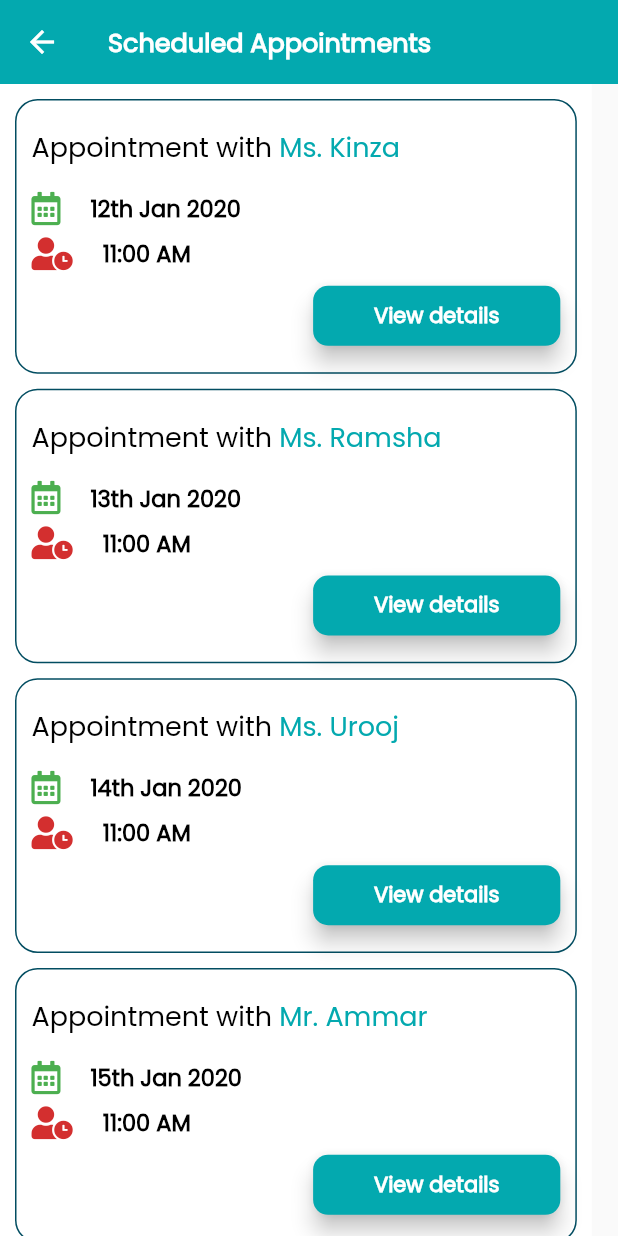
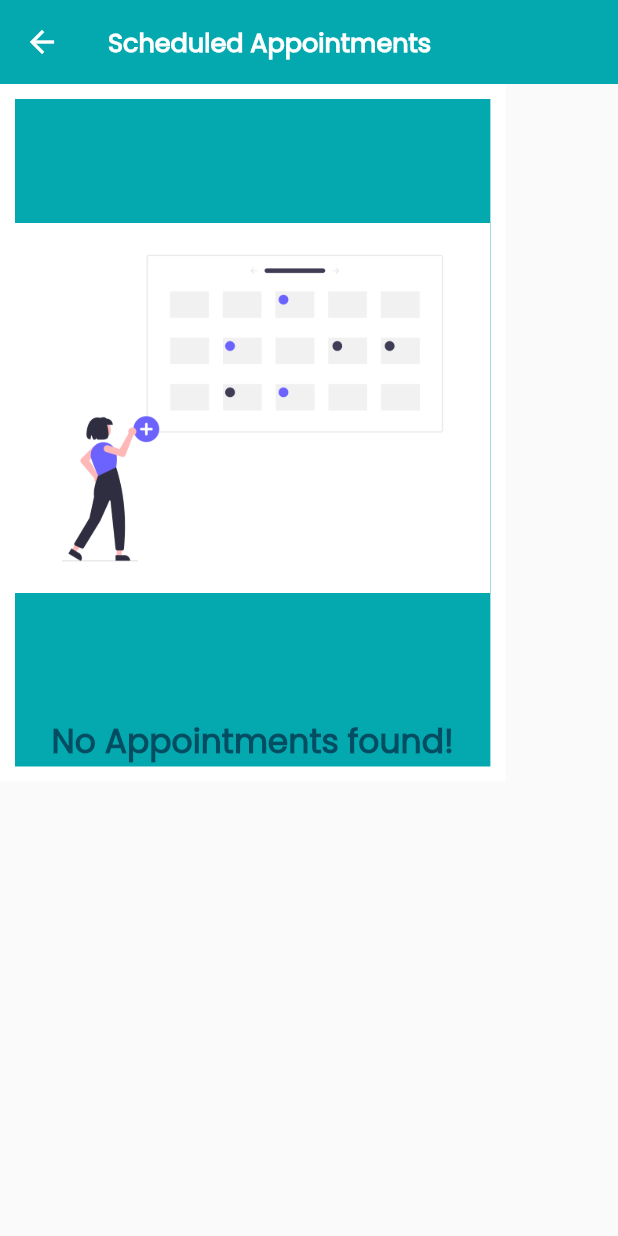
Before and after one commit to rzaheer/Rehnuma-Mentor, a Flutter app: the MentorScheduledAppointments screen opened directly, on a phone screen of 412 x 824 dp. Run offline on Flutter 3.47's test engine with Material 2 defaults, Android fonts, the phone set to English and light mode, and no system bars; our stand-ins replace cloud_firestore, email_validator, firebase_auth, firebase_core, fluttertoast, font_awesome_flutter and 2 more; accounts and stored records are empty; statements that could not run were skipped.

```diff
--- a/lib/CustomWidgets/Appointmentcard.dart
+++ b/lib/CustomWidgets/Appointmentcard.dart
@@ -1,6 +1,8 @@
 import 'package:rehnuma_mentor/Global.dart';
 import 'package:flutter/material.dart';
 import 'package:font_awesome_flutter/font_awesome_flutter.dart';
+import 'package:rehnuma_mentor/Screens/Mentor/MentorHome/Mentorscheduledapp.dart/appointmentDetails.dart';
+import 'package:rehnuma_mentor/models/appointmentModel.dart';
 
 class CustomCard extends StatelessWidget {
   const CustomCard({
@@ -8,10 +10,12 @@ class CustomCard extends StatelessWidget {
     @required this.docname,
     @required this.dateDay,
     @required this.time,
+    @required this.appModel
   }) : super(key: key);
   final String docname;
   final String dateDay;
   final String time;
+  final AppointmentModel appModel;
 
   @override
   Widget build(BuildContext context) {
@@ -80,7 +84,7 @@ class CustomCard extends StatelessWidget {
                 width: 20,
               ),
               Text(
-                dateDay,
+                "starting Time: $dateDay",
                 style: TextStyle(
                     color: Colors.black,
                     fontSize: 15,
@@ -106,7 +110,7 @@ class CustomCard extends StatelessWidget {
                 width: 20,
               ),
               Text(
-                time,
+                "ending Time: $time",
                 style: TextStyle(
                     color: Colors.black,
                     fontSize: 15,
@@ -138,13 +142,13 @@ class CustomCard extends StatelessWidget {
                   elevation: 6,
                   color: primaryColor,
                   // padding: const EdgeInsets.all(8.0),
-                  onPressed: () {},
-                  /*   {
+                  onPressed: ()
+                   {
                     Navigator.push(
                         context,
                         MaterialPageRoute(
-                            builder: (context) => AppointmentDetails()));
-                  }, */
+                            builder: (context) => AppointmentDetails(appointment: appModel,)));
+                  },
                   child: Text(
                     'View details',
                     style: TextStyle(
--- a/lib/Screens/Mentor/MentorHome/Mentorscheduledapp.dart/mentorscheduleapp.dart
+++ b/lib/Screens/Mentor/MentorHome/Mentorscheduledapp.dart/mentorscheduleapp.dart
@@ -1,5 +1,10 @@
 import 'package:flutter/material.dart';
+import 'package:provider/provider.dart';
 import 'package:rehnuma_mentor/CustomWidgets/Appointmentcard.dart';
+import 'package:rehnuma_mentor/Screens/Mentor/MentorHome/Mentorscheduledapp.dart/noAppointmentFound.dart';
+import 'package:rehnuma_mentor/models/appointmentModel.dart';
+import 'package:rehnuma_mentor/services/Providers/MentorProvider.dart';
+import 'package:rehnuma_mentor/services/firebase_api.dart';
 
 import '../../../../Global.dart';
 
@@ -11,6 +16,28 @@ class MentorScheduledAppointments extends StatefulWidget {
 
 class _MentorScheduledAppointmentsState
     extends State<MentorScheduledAppointments> {
+      List<AppointmentModel> appointments = [];
+  Future getPastAppointments(String mentorId) async {
+    await FirebaseApi().getActiveAppointments(mentorId)
+       // getActiveAppointments(studentProvider.currStudent.studentId)
+        .then((value) {
+      if (value != null) {
+        print(value);
+        setState(() {
+          appointments.addAll(value);
+        });
+      }
+    });
+  }
+
+  @override
+  void initState() {
+    // TODO: implement initState
+    super.initState();
+    var menProvider = Provider.of<MentorProvider>(context, listen: false);
+    getPastAppointments(menProvider.currMentor.mentorId);
+  }
+
   @override
   Widget build(BuildContext context) {
     return Scaffold(
@@ -34,39 +61,57 @@ class _MentorScheduledAppointmentsState
           child: Column(
             mainAxisAlignment: MainAxisAlignment.start,
             crossAxisAlignment: CrossAxisAlignment.center,
-            children: [
-              CustomCard(
-                  docname: 'Ms. Kinza',
-                  dateDay: '12th Jan 2020',
-                  time: '11:00 AM'),
-              SizedBox(
-                height: 10,
-              ),
-              CustomCard(
-                  docname: 'Ms. Ramsha',
-                  dateDay: '13th Jan 2020',
-                  time: '11:00 AM'),
-              SizedBox(
-                height: 10,
-              ),
-              CustomCard(
-                  docname: 'Ms. Urooj',
-                  dateDay: '14th Jan 2020',
-                  time: '11:00 AM'),
-              SizedBox(
-                height: 10,
-              ),
-              CustomCard(
-                  docname: 'Mr. Ammar',
-                  dateDay: '15th Jan 2020',
-                  time: '11:00 AM'),
-              SizedBox(
-                height: 10,
-              ),
-              CustomCard(
-                  docname: 'Mr. Omama',
-                  dateDay: '16th Jan 2020',
-                  time: '11:00 AM'),
+            children: [appointments.length == 0
+                ? NoAppointmentsFound()
+                : ListView.builder(
+                    shrinkWrap: true,
+                    primary: false,
+                    itemCount: appointments.length,
+                    itemBuilder: (_, i) {
+                      return CustomCard(
+                  docname: '${appointments[i].studentName}',
+                  dateDay: '${appointments[i].startTime}',
+                  time: '${appointments[i].endTime}',
+                  appModel: appointments[i],
+                  );
+                      // AppointmentCard(
+                      //   appointmentModel: appointments[i],
+                      //   isPast: true,
+                      // );
+                    })
+,
+              // CustomCard(
+              //     docname: 'Ms. Kinza',
+              //     dateDay: '12th Jan 2020',
+              //     time: '11:00 AM'),
+              // SizedBox(
+              //   height: 10,
+              // ),
+              // CustomCard(
+              //     docname: 'Ms. Ramsha',
+              //     dateDay: '13th Jan 2020',
+              //     time: '11:00 AM'),
+              // SizedBox(
+              //   height: 10,
+              // ),
+              // CustomCard(
+              //     docname: 'Ms. Urooj',
+              //     dateDay: '14th Jan 2020',
+              //     time: '11:00 AM'),
+              // SizedBox(
+              //   height: 10,
+              // ),
+              // CustomCard(
+              //     docname: 'Mr. Ammar',
+              //     dateDay: '15th Jan 2020',
+              //     time: '11:00 AM'),
+              // SizedBox(
+              //   height: 10,
+              // ),
+              // CustomCard(
+              //     docname: 'Mr. Omama',
+              //     dateDay: '16th Jan 2020',
+              //     time: '11:00 AM'),
             ],
           ),
         ),
--- /dev/null
+++ b/lib/Screens/Mentor/MentorHome/Mentorscheduledapp.dart/noAppointmentFound.dart
@@ -0,0 +1,36 @@
+
+import 'package:flutter/material.dart';
+import 'package:rehnuma_mentor/Global.dart';
+
+class NoAppointmentsFound extends StatelessWidget {
+  //const NoAppointmentsFound({ Key? key }) : super(key: key);
+
+  @override
+  Widget build(BuildContext context) {
+    var size = MediaQuery.of(context).size;
+    return Container(
+      color: primaryColor,
+      child: Column(
+        mainAxisAlignment: MainAxisAlignment.center,
+        children: [
+          SizedBox(
+            height: size.height / 2,
+            width: size.width / 1.3,
+            child: Image.asset(
+              'assets/images/appointment.png',
+              fit: BoxFit.contain,
+            ),
+          ),
+          Text(
+            'No Appointments found!',
+            style: TextStyle(
+              fontSize: 22,
+              fontWeight: FontWeight.bold,
+              color: inputTextColor,
+            ),
+          ),
+        ],
+      ),
+    );
+  }
+}
--- /dev/null
+++ b/lib/models/appointmentModel.dart
@@ -0,0 +1,49 @@
+class AppointmentModel {
+  String appointmentId, mentorId, studentId, slotId, mentorName,studentName;
+  DateTime startTime, endTime;
+
+  bool isCompleted, paymentReceived,activateChat;
+
+  AppointmentModel(
+      {this.appointmentId,
+      this.mentorId,
+      this.studentId,
+      this.slotId,
+      this.mentorName,
+      this.endTime,
+      this.startTime,
+      this.isCompleted,
+      this.paymentReceived,
+      this.activateChat,
+      this.studentName
+      });
+
+  factory AppointmentModel.fromJson(Map<String, dynamic> json) =>
+      AppointmentModel(
+          appointmentId: json["appointmentId"],
+          mentorId: json["mentorId"],
+          slotId: json["slotId"],
+          studentId: json["studentId"],
+          endTime: json["endTime"].toDate(),
+          startTime: json["startTime"].toDate(),
+          isCompleted: json["isCompleted"],
+          mentorName: json["mentorName"],
+          paymentReceived: json["paymentReceived"],
+          activateChat: json["activateChat"],
+          studentName: json["studentName"]
+          );
+
+  Map<String, dynamic> toJson() => {
+        "appointmentId": appointmentId,
+        "mentorId": mentorId,
+        "studentId": studentId,
+        "endTime": endTime,
+        "startTime": startTime,
+        "isCompleted": isCompleted,
+        "slotId": slotId,
+        "mentorName": mentorName,
+        "paymentReceived": paymentReceived,
+        "activateChat":activateChat,
+        "studentName":studentName
+      };
+}
```
Also changed, not shown: lib/Screens/Mentor/MentorHome/Mentorscheduledapp.dart/appointmentDetails.dart (added, +464 -0 lines), lib/services/firebase_api.dart (+43 -14 lines).
